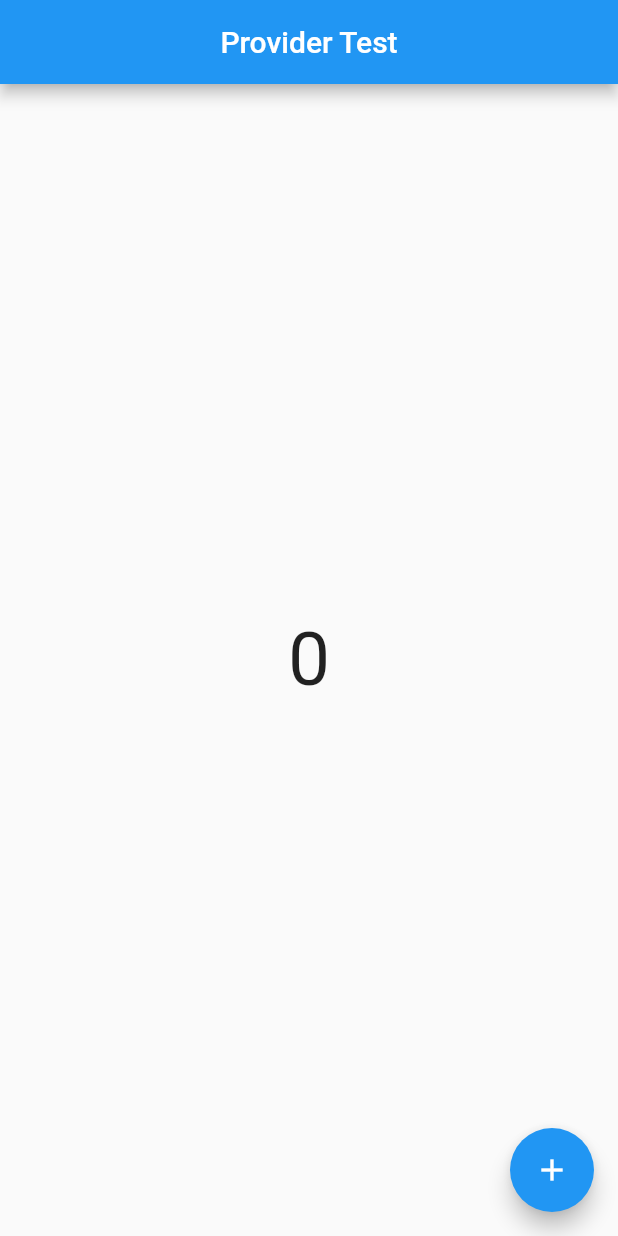
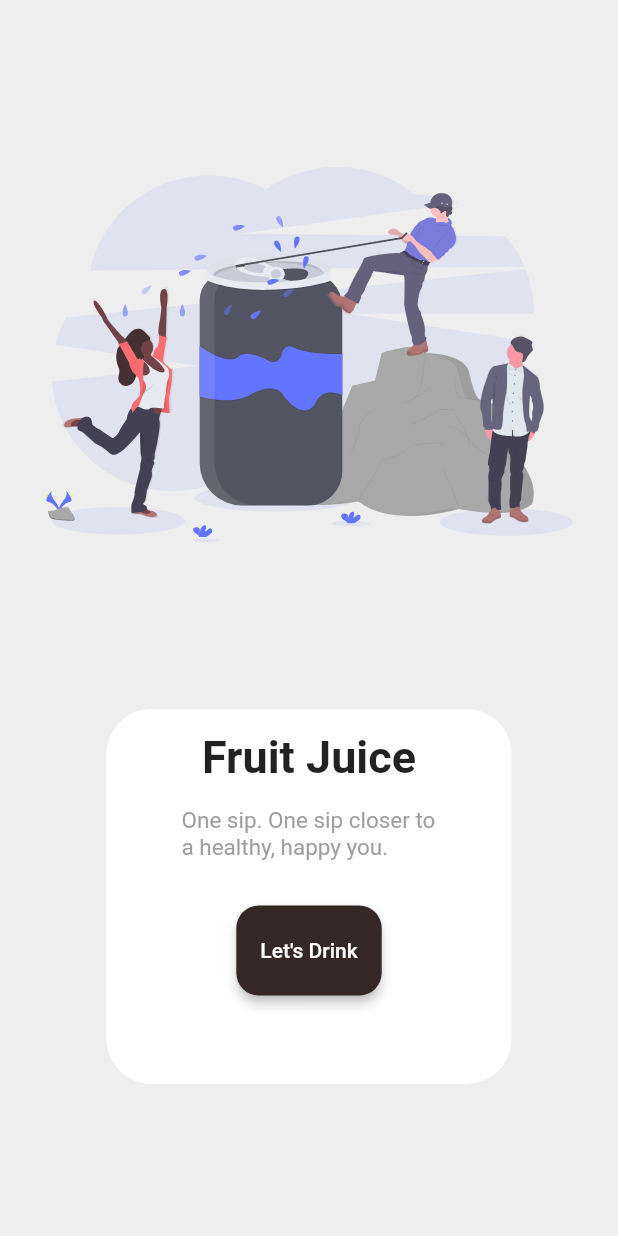
Before and after one commit to Saon00/juice-bar, a Flutter app: the screen it shows after launch, on a phone screen of 412 x 824 dp. Run offline on Flutter 3.47's test engine with Material 2 defaults, Android fonts, the phone set to English and light mode, and no system bars; our stand-ins replace flutter_svg, google_fonts.

Commit message:
folder moved & display screen created

```diff
--- a/lib/main.dart
+++ b/lib/main.dart
@@ -1,8 +1,5 @@
 import 'package:flutter/material.dart';
-import 'package:juicebar/exampleprovider/counter_provider.dart';
-import 'package:juicebar/exampleprovider/example_one_provider.dart';
-import 'package:juicebar/exmaples/counter_exmpl.dart';
-import 'package:provider/provider.dart';
+import 'package:juicebar/screens/display_screen.dart';
 
 void main(List<String> args) {
   runApp(const MaterialApp(
@@ -21,6 +18,12 @@ class MyApp extends StatefulWidget {
 class _MyAppState extends State<MyApp> {
   @override
   Widget build(BuildContext context) {
+    return const Scaffold(
+      body: DisplayScreen(),
+    );
+
+    // this one is for multiple provider
+    /*
     return MultiProvider(
         providers: [
           ChangeNotifierProvider(create: (_) => CounterProvider()),
@@ -29,7 +32,7 @@ class _MyAppState extends State<MyApp> {
         child: const Scaffold(
           body: CounterExample(),
         ));
-
+*/
     // this one is for single provider
     /*
     return ChangeNotifierProvider(
--- a/lib/exmaples/counter_exmpl.dart
+++ b/lib/practise/exmaples/counter_exmpl.dart
@@ -1,6 +1,7 @@
 import 'package:flutter/material.dart';
-import 'package:juicebar/exampleprovider/counter_provider.dart';
 import 'package:provider/provider.dart';
+
+import '../exampleprovider/counter_provider.dart';
 
 class CounterExample extends StatefulWidget {
   const CounterExample({super.key});
--- a/lib/exmaples/example_one.dart
+++ b/lib/practise/exmaples/example_one.dart
@@ -1,6 +1,7 @@
 import 'package:flutter/material.dart';
-import 'package:juicebar/exampleprovider/example_one_provider.dart';
 import 'package:provider/provider.dart';
+
+import '../exampleprovider/example_one_provider.dart';
 
 class ExampleOneScreen extends StatefulWidget {
   const ExampleOneScreen({super.key});
--- /dev/null
+++ b/lib/screens/display_screen.dart
@@ -0,0 +1,82 @@
+import 'package:flutter/material.dart';
+import 'package:flutter_svg/flutter_svg.dart';
+import 'package:google_fonts/google_fonts.dart';
+
+class DisplayScreen extends StatelessWidget {
+  const DisplayScreen({super.key});
+
+  @override
+  Widget build(BuildContext context) {
+    return Scaffold(
+      backgroundColor: Colors.grey.shade200,
+      body: SafeArea(
+        child: Center(
+          child: Column(
+            mainAxisAlignment: MainAxisAlignment.center,
+            children: [
+              const Spacer(),
+              // svg picture
+              Padding(
+                padding: const EdgeInsets.all(10),
+                child: SvgPicture.asset(
+                  'assets/refreshing.svg',
+                  height: 250,
+                ),
+              ),
+              const Spacer(),
+              // card
+              Container(
+                height: 250,
+                width: 270,
+                decoration: BoxDecoration(
+                    color: Colors.white,
+                    borderRadius: BorderRadius.circular(30)),
+                child: Column(
+                  children: [
+                    // title
+                    Padding(
+                      padding: const EdgeInsets.symmetric(vertical: 15),
+                      child: Text(
+                        'Fruit Juice',
+                        style: GoogleFonts.varelaRound(
+                            fontWeight: FontWeight.bold, fontSize: 30),
+                      ),
+                    ),
+
+                    // subtitle
+                    Padding(
+                      padding: const EdgeInsets.symmetric(horizontal: 50),
+                      child: Text(
+                        'One sip. One sip closer to a healthy, happy you.',
+                        style: GoogleFonts.varelaRound(
+                            color: Colors.grey, fontSize: 15),
+                      ),
+                    ),
+
+                    // button
+                    Padding(
+                      padding: const EdgeInsets.symmetric(vertical: 30),
+                      child: ElevatedButton(
+                        style: ElevatedButton.styleFrom(
+                          elevation: 3,
+                          shape: RoundedRectangleBorder(
+                              borderRadius: BorderRadius.circular(15)),
+                          minimumSize: const Size(50, 60),
+                          backgroundColor: const Color(0xff362727),
+                        ),
+                        onPressed: () {},
+                        child: Text("Let's Drink",
+                            style: GoogleFonts.varelaRound()),
+                      ),
+                    )
+                  ],
+                ),
+              ),
+              const Spacer(),
+            ],
+          ),
+        ),
+      ),
+    );
+  }
+}
```
Also changed, not shown: pubspec.yaml (+5 -3 lines), assets/refreshing.svg (added), lib/practise/exampleprovider/counter_provider.dart (renamed from lib/exampleprovider/counter_provider.dart), lib/practise/exampleprovider/example_one_provider.dart (renamed from lib/exampleprovider/example_one_provider.dart), pubspec.lock, 1 other file.
